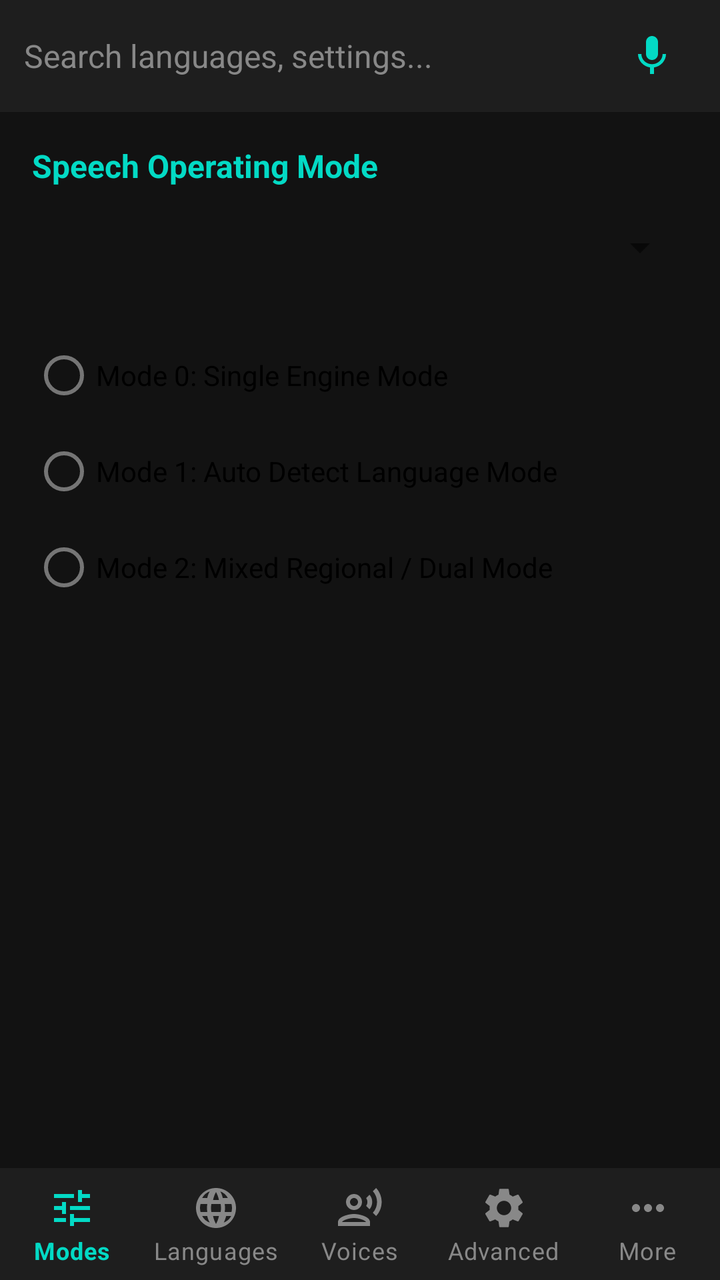
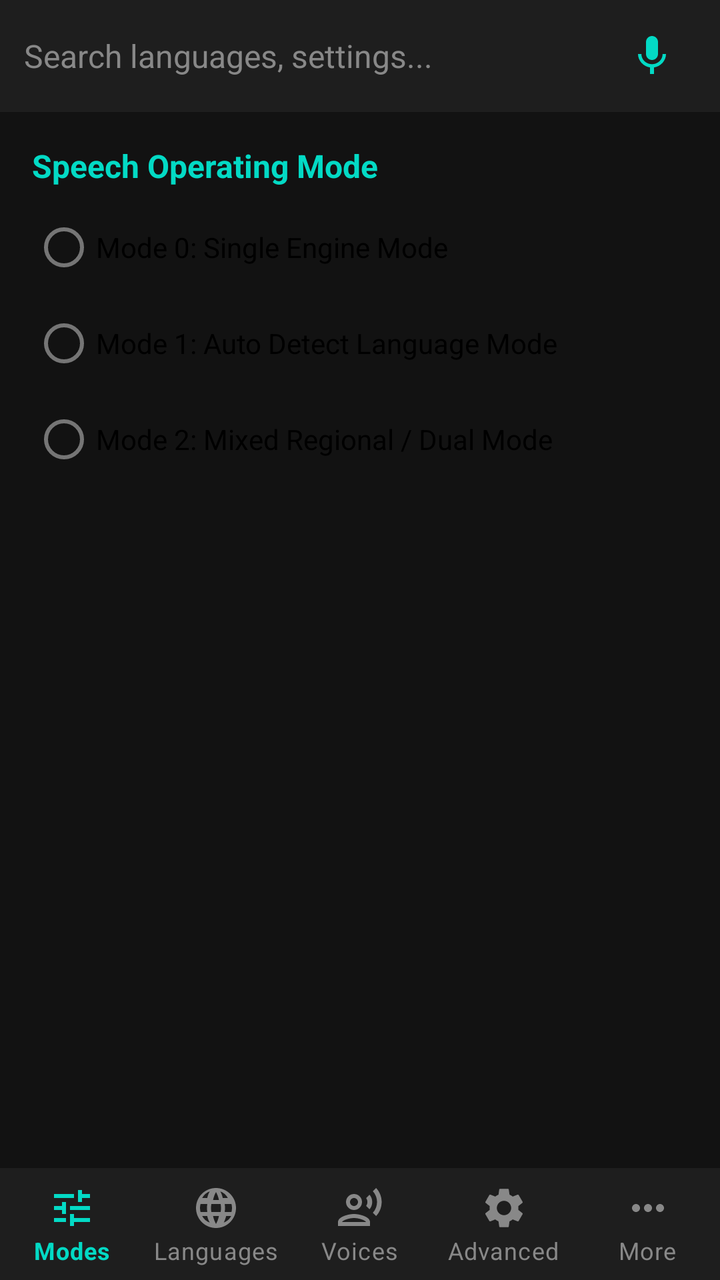

The first picture is an Android layout as it rendered before a commit; the second is the same layout after the commit. The layout source and the unified diff follow.
<!-- AndroidManifest.xml: application theme Theme.SpeechPlusTTS -->
<!-- res/layout/activity_main.xml -->
<?xml version="1.0" encoding="utf-8"?>
<LinearLayout xmlns:android="http://schemas.android.com/apk/res/android"
    xmlns:app="http://schemas.android.com/apk/res-auto"
    android:layout_width="match_parent"
    android:layout_height="match_parent"
    android:orientation="vertical"
    android:background="#121212">

    
    <LinearLayout
        android:id="@+id/layoutSearchBar"
        android:layout_width="match_parent"
        android:layout_height="56dp"
        android:orientation="horizontal"
        android:gravity="center_vertical"
        android:paddingStart="12dp"
        android:paddingEnd="12dp"
        android:background="#1E1E1E">

        <EditText
            android:id="@+id/edtSearch"
            android:layout_width="0dp"
            android:layout_height="wrap_content"
            android:layout_weight="1"
            android:hint="Search languages, settings..."
            android:textColorHint="#888888"
            android:textColor="#FFFFFF"
            android:textSize="16sp"
            android:background="@null"
            android:singleLine="true"
            android:imeOptions="actionSearch" />

        <ImageButton
            android:id="@+id/btnClearSearch"
            android:layout_width="44dp"
            android:layout_height="44dp"
            android:background="?attr/selectableItemBackgroundBorderless"
            android:src="@drawable/ic_clear"
            android:contentDescription="Clear search text"
            android:visibility="gone" />

        <ImageButton
            android:id="@+id/btnVoiceSearch"
            android:layout_width="44dp"
            android:layout_height="44dp"
            android:background="?attr/selectableItemBackgroundBorderless"
            android:src="@drawable/ic_mic"
            android:contentDescription="Voice Search with Google Speech" />
    </LinearLayout>

    <FrameLayout
        android:id="@+id/fragmentContainer"
        android:layout_width="match_parent"
        android:layout_height="0dp"
        android:layout_weight="1">

        
        <ScrollView
            android:id="@+id/tabModes"
            android:layout_width="match_parent"
            android:layout_height="match_parent"
            android:padding="16dp"
            android:visibility="visible">

            <LinearLayout
                android:id="@+id/containerModes"
                android:layout_width="match_parent"
                android:layout_height="wrap_content"
                android:orientation="vertical">

                <TextView
                    android:layout_width="wrap_content"
                    android:layout_height="wrap_content"
                    android:text="Speech Operating Mode"
                    android:textColor="#03DAC5"
                    android:textSize="16sp"
                    android:textStyle="bold"
                    android:layout_marginBottom="6dp" />

                <Spinner
                    android:id="@+id/spinnerModes"
                    
                    android:layout_width="match_parent"
                    android:layout_height="48dp"
                    android:layout_marginBottom="16dp" />

                <RadioGroup
                    android:id="@+id/radioGroupModes"
                    android:layout_width="match_parent"
                    android:layout_height="wrap_content"
                    android:layout_marginBottom="16dp">
                    <RadioButton
                        android:id="@+id/radioMode0"
                        android:layout_width="wrap_content"
                        android:layout_height="wrap_content"
                        android:text="Mode 0: Single Engine Mode" />
                    <RadioButton
                        android:id="@+id/radioMode1"
                        android:layout_width="wrap_content"
                        android:layout_height="wrap_content"
                        android:text="Mode 1: Auto Detect Language Mode" />
                    <RadioButton
                        android:id="@+id/radioMode2"
                        android:layout_width="wrap_content"
                        android:layout_height="wrap_content"
                        android:text="Mode 2: Mixed Regional / Dual Mode" />
                </RadioGroup>

                

            </LinearLayout>
        </ScrollView>

        
        <ScrollView
            android:id="@+id/tabLanguages"
            android:layout_width="match_parent"
            android:layout_height="match_parent"
            android:padding="16dp"
            android:visibility="gone">

            <LinearLayout
                android:layout_width="match_parent"
                android:layout_height="wrap_content"
                android:orientation="vertical">

                <TextView
                    android:layout_width="wrap_content"
                    android:layout_height="wrap_content"
                    android:text="Supported Global Languages (A-Z)"
                    android:textColor="#03DAC5"
                    android:textSize="16sp"
                    android:textStyle="bold" />

                <TextView
                    android:layout_width="wrap_content"
                    android:layout_height="wrap_content"
                    android:text="Enable or disable specific languages for automatic routing."
                    android:textColor="#AAAAAA"
                    android:textSize="13sp"
                    android:layout_marginBottom="12dp" />

                <LinearLayout
                    android:layout_width="match_parent"
                    android:layout_height="wrap_content"
                    android:orientation="horizontal"
                    android:layout_marginBottom="12dp">

                    <Button
                        android:id="@+id/btnSelectAllLangs"
                        android:layout_width="0dp"
                        android:layout_height="wrap_content"
                        android:layout_weight="1"
                        android:layout_marginEnd="8dp"
                        android:text="Select All" />

                    <Button
                        android:id="@+id/btnClearAllLangs"
                        android:layout_width="0dp"
                        android:layout_height="wrap_content"
                        android:text="Clear All" />
                </LinearLayout>

                <LinearLayout
                    android:id="@+id/layoutLanguagesList"
                    android:layout_width="match_parent"
                    android:layout_height="wrap_content"
                    android:orientation="vertical" />

            </LinearLayout>
        </ScrollView>
        
        <ScrollView
            android:id="@+id/tabVoices"
            android:layout_width="match_parent"
            android:layout_height="match_parent"
            android:padding="16dp"
            android:visibility="gone">

            <LinearLayout
                android:id="@+id/containerVoices"
                android:layout_width="match_parent"
                android:layout_height="wrap_content"
                android:orientation="vertical">

                <TextView
                    android:layout_width="wrap_content"
                    android:layout_height="wrap_content"
                    android:text="1. Select Language (A-Z)"
                    android:textColor="#03DAC5"
                    android:textSize="15sp"
                    android:textStyle="bold"
                    android:layout_marginBottom="4dp" />

                <Spinner
                    android:id="@+id/spinnerVoiceLanguage"
                    android:layout_width="match_parent"
                    android:layout_height="48dp"
                    android:layout_marginBottom="14dp" />

                <TextView
                    android:layout_width="wrap_content"
                    android:layout_height="wrap_content"
                    android:text="2. Select TTS Engine"
                    android:textColor="#03DAC5"
                    android:textSize="15sp"
                    android:textStyle="bold"
                    android:layout_marginBottom="4dp" />

                <Spinner
                    android:id="@+id/spinnerVoiceEngine"
                    android:layout_width="match_parent"
                    android:layout_height="48dp"
                    android:layout_marginBottom="14dp" />

                <TextView
                    android:layout_width="wrap_content"
                    android:layout_height="wrap_content"
                    android:text="3. Select Voice Variant"
                    android:textColor="#03DAC5"
                    android:textSize="15sp"
                    android:textStyle="bold"
                    android:layout_marginBottom="4dp" />

                <Spinner
                    android:id="@+id/spinnerVoiceVariant"
                    android:layout_width="match_parent"
                    android:layout_height="48dp"
                    android:layout_marginBottom="16dp" />

                
                <TextView
                    android:id="@+id/lblVoicesRate"
                    android:layout_width="wrap_content"
                    android:layout_height="wrap_content"
                    android:text="Speech Rate: 1.0x"
                    android:textColor="#FFFFFF"
                    android:textSize="14sp" />

                <LinearLayout
                    android:layout_width="match_parent"
                    android:layout_height="wrap_content"
                    android:orientation="horizontal"
                    android:gravity="center_vertical"
                    android:layout_marginBottom="12dp">

                    <Button
                        android:id="@+id/btnRateMinus"
                        android:layout_width="48dp"
                        android:layout_height="44dp"
                        android:text="-"
                        android:textSize="18sp"
                        android:contentDescription="Decrease speech rate by 5 percent" />

                    <SeekBar
                        android:id="@+id/seekVoiceRate"
                        android:layout_width="0dp"
                        android:layout_height="wrap_content"
                        android:layout_weight="1"
                        android:max="100"
                        android:progress="50" />

                    <Button
                        android:id="@+id/btnRatePlus"
                        android:layout_width="48dp"
                        android:layout_height="44dp"
                        android:text="+"
                        android:textSize="18sp"
                        android:contentDescription="Increase speech rate by 5 percent" />
                </LinearLayout>

                
                <TextView
                    android:id="@+id/lblVoicesPitch"
                    android:layout_width="wrap_content"
                    android:layout_height="wrap_content"
                    android:text="Speech Pitch: 1.0x"
                    android:textColor="#FFFFFF"
                    android:textSize="14sp" />

                <LinearLayout
                    android:layout_width="match_parent"
                    android:layout_height="wrap_content"
                    android:orientation="horizontal"
                    android:gravity="center_vertical"
                    android:layout_marginBottom="12dp">

                    <Button
                        android:id="@+id/btnPitchMinus"
                        android:layout_width="48dp"
                        android:layout_height="44dp"
                        android:text="-"
                        android:textSize="18sp"
                        android:contentDescription="Decrease speech pitch by 5 percent" />

                    <SeekBar
                        android:id="@+id/seekVoicePitch"
                        android:layout_width="0dp"
                        android:layout_height="wrap_content"
                        android:layout_weight="1"
                        android:max="100"
                        android:progress="50" />

                    <Button
                        android:id="@+id/btnPitchPlus"
                        android:layout_width="48dp"
                        android:layout_height="44dp"
                        android:text="+"
                        android:textSize="18sp"
                        android:contentDescription="Increase speech pitch by 5 percent" />
                </LinearLayout>

                
                <TextView
                    android:id="@+id/lblVoicesVolume"
                    android:layout_width="wrap_content"
                    android:layout_height="wrap_content"
                    android:text="Voice Volume: 100%"
                    android:textColor="#FFFFFF"
                    android:textSize="14sp" />

                <SeekBar
                    android:id="@+id/seekVoiceVolume"
                    android:layout_width="match_parent"
                    android:layout_height="wrap_content"
                    android:max="100"
                    android:progress="100"
                    android:layout_marginBottom="16dp" />

                
                <LinearLayout
                    android:layout_width="match_parent"
                    android:layout_height="wrap_content"
                    android:orientation="horizontal"
                    android:layout_marginBottom="8dp">

                    <Button
                        android:id="@+id/btnTestVoiceSingle"
                        android:layout_width="0dp"
                        android:layout_height="wrap_content"
                        android:layout_weight="1"
                        android:layout_marginEnd="6dp"
                        android:text="Test Voice" />

                    <Button
                        android:id="@+id/btnDefaultVoice"
                        android:layout_width="0dp"
                        android:layout_height="wrap_content"
                        android:layout_weight="1"
                        android:text="Default" />
                </LinearLayout>

                <Button
                    android:id="@+id/btnSaveVoiceSettings"
                    android:layout_width="match_parent"
                    android:layout_height="52dp"
                    android:backgroundTint="#00E676"
                    android:textColor="#000000"
                    android:textStyle="bold"
                    android:text="Save Settings for this Language"
                    android:layout_marginBottom="20dp" />

                
                <TextView
                    android:layout_width="wrap_content"
                    android:layout_height="wrap_content"
                    android:text="Configured Language Mappings"
                    android:textColor="#03DAC5"
                    android:textSize="16sp"
                    android:textStyle="bold"
                    android:layout_marginBottom="8dp" />

                <LinearLayout
                    android:id="@+id/layoutConfiguredLanguages"
                    android:layout_width="match_parent"
                    android:layout_height="wrap_content"
                    android:orientation="vertical" />

            </LinearLayout>
        </ScrollView>
        
        <ScrollView
            android:id="@+id/tabAdvanced"
            android:layout_width="match_parent"
            android:layout_height="match_parent"
            android:padding="16dp"
            android:visibility="gone">

            <LinearLayout
                android:id="@+id/containerAdvanced"
                android:layout_width="match_parent"
                android:layout_height="wrap_content"
                android:orientation="vertical">

                <TextView
                    android:layout_width="wrap_content"
                    android:layout_height="wrap_content"
                    android:text="Audio Stream Routing"
                    android:textColor="#03DAC5"
                    android:textSize="15sp"
                    android:textStyle="bold"
                    android:layout_marginBottom="4dp" />

                <Spinner
                    android:id="@+id/spinnerAudioRouting"
                    android:layout_width="match_parent"
                    android:layout_height="48dp"
                    android:layout_marginBottom="16dp" />

                <CheckBox
                    android:id="@+id/chkForceRate"
                    android:layout_width="match_parent"
                    android:layout_height="wrap_content"
                    android:text="Force App Rate (Override Screen Reader Speed)"
                    android:textColor="#FFFFFF"
                    android:layout_marginBottom="8dp" />

                <CheckBox
                    android:id="@+id/chkForcePitch"
                    android:layout_width="match_parent"
                    android:layout_height="wrap_content"
                    android:text="Force App Pitch (Override Screen Reader Pitch)"
                    android:textColor="#FFFFFF"
                    android:layout_marginBottom="8dp" />

                <CheckBox
                    android:id="@+id/chkStripAttributes"
                    android:layout_width="match_parent"
                    android:layout_height="wrap_content"
                    android:text="Remove Audio Attributes (Fix Cutoff on Samsung/Realme)"
                    android:textColor="#FFFFFF"
                    android:layout_marginBottom="8dp" />

                <Button
                    android:id="@+id/btnIgnoreBattery"
                    android:layout_width="match_parent"
                    android:layout_height="wrap_content"
                    android:text="Request Battery Unrestricted (Zero Background Kill)"
                    android:layout_marginBottom="16dp" />

            </LinearLayout>
        </ScrollView>

        
        <ScrollView
            android:id="@+id/tabMore"
            android:layout_width="match_parent"
            android:layout_height="match_parent"
            android:padding="16dp"
            android:visibility="gone">

            <LinearLayout
                android:id="@+id/containerMore"
                android:layout_width="match_parent"
                android:layout_height="wrap_content"
                android:orientation="vertical">

                <TextView
                    android:layout_width="wrap_content"
                    android:layout_height="wrap_content"
                    android:text="System &amp; Quick Actions"
                    android:textColor="#03DAC5"
                    android:textSize="16sp"
                    android:textStyle="bold"
                    android:layout_marginBottom="10dp" />

                <Button
                    android:id="@+id/btnOpenSystemTts"
                    android:layout_width="match_parent"
                    android:layout_height="wrap_content"
                    android:text="Open Android Text-to-Speech Settings"
                    android:layout_marginBottom="8dp" />

                <Button
                    android:id="@+id/btnCheckUpdateMore" 
                    android:layout_width="match_parent"
                    android:layout_height="wrap_content"
                    android:text="Check for In-App Updates"
                    android:layout_marginBottom="8dp" />

                <Button
                    android:id="@+id/btnOpenAboutPage"
                    android:layout_width="match_parent"
                    android:layout_height="wrap_content"
                    android:text="Open Community &amp; Help Desk (All 10 Links)"
                    android:layout_marginBottom="20dp" />

                <TextView
                    android:layout_width="wrap_content"
                    android:layout_height="wrap_content"
                    android:text="About Developer: Paras Yadav"
                    android:textColor="#03DAC5"
                    android:textSize="16sp"
                    android:textStyle="bold"
                    android:layout_marginBottom="6dp" />

                <TextView
                    android:id="@+id/tvAboutExcerpt"
                    android:layout_width="match_parent"
                    android:layout_height="wrap_content"
                    android:text="Speech Plus TTS is built with a Zero-Lag mission for visually impaired users. Developer: Paras Yadav. Join our community for voice-first Android innovations, accessible gaming, and peer guidance.\n\nDeveloper: Paras Yadav. Speech Plus TTS."
                    android:textColor="#CCCCCC"
                    android:textSize="14sp"
                    android:lineSpacingExtra="4dp" />

            </LinearLayout>
        </ScrollView>

    </FrameLayout>

    
    <com.google.android.material.bottomnavigation.BottomNavigationView
        android:id="@+id/bottomNavigation"
        android:layout_width="match_parent"
        android:layout_height="wrap_content"
        android:background="#1E1E1E"
        app:itemIconTint="@color/bottom_nav_color_selector"
        app:itemTextColor="@color/bottom_nav_color_selector"
        app:labelVisibilityMode="labeled"
        app:menu="@menu/bottom_nav_menu" />

</LinearLayout>
<!-- resources referenced by this layout -->
<resources>
  <!-- drawable ic_clear (drawable) -->
  <vector xmlns:android="http://schemas.android.com/apk/res/android"
      android:width="24dp"
      android:height="24dp"
      android:viewportWidth="24"
      android:viewportHeight="24">
      <path
          android:fillColor="#AAAAAA"
          android:pathData="M19,6.41L17.59,5 12,10.59 6.41,5 5,6.41 10.59,12 5,17.59 6.41,19 12,13.41 17.59,19 19,17.59 13.41,12z"/>
  </vector>
  <!-- drawable ic_mic (drawable) -->
  <vector xmlns:android="http://schemas.android.com/apk/res/android"
      android:width="24dp"
      android:height="24dp"
      android:viewportWidth="24"
      android:viewportHeight="24">
      <path
          android:fillColor="#03DAC5"
          android:pathData="M12,14c1.66,0 3,-1.34 3,-3V5c0,-1.66 -1.34,-3 -3,-3S9,3.34 9,5v6c0,1.66 1.34,3 3,3zM17.3,11c0,3 -2.54,5.1 -5.3,5.1S6.7,14 6.7,11H5c0,3.41 2.72,6.23 6,6.72V21h2v-3.28c3.28,-0.48 6,-3.3 6,-6.72h-1.7z"/>
  </vector>
  <style name="Theme.SpeechPlusTTS" parent="Theme.MaterialComponents.DayNight.DarkActionBar">
          <item name="colorPrimary">@color/purple_500</item>
          <item name="colorPrimaryVariant">@color/purple_700</item>
          <item name="colorSecondary">@color/teal_200</item>
      </style>
  <color name="purple_500">#6200EE</color>
  <color name="purple_700">#3700B3</color>
  <color name="teal_200">#03DAC5</color>
</resources>

<!-- the commit's change to res/layout/activity_main.xml (unified diff, before → after) -->
@@ -77,13 +77,6 @@
                     android:textStyle="bold"
                     android:layout_marginBottom="6dp" />
 
-                <Spinner
-                    android:id="@+id/spinnerModes"
-                    
-                    android:layout_width="match_parent"
-                    android:layout_height="48dp"
-                    android:layout_marginBottom="16dp" />
-
                 <RadioGroup
                     android:id="@+id/radioGroupModes"
                     android:layout_width="match_parent"
